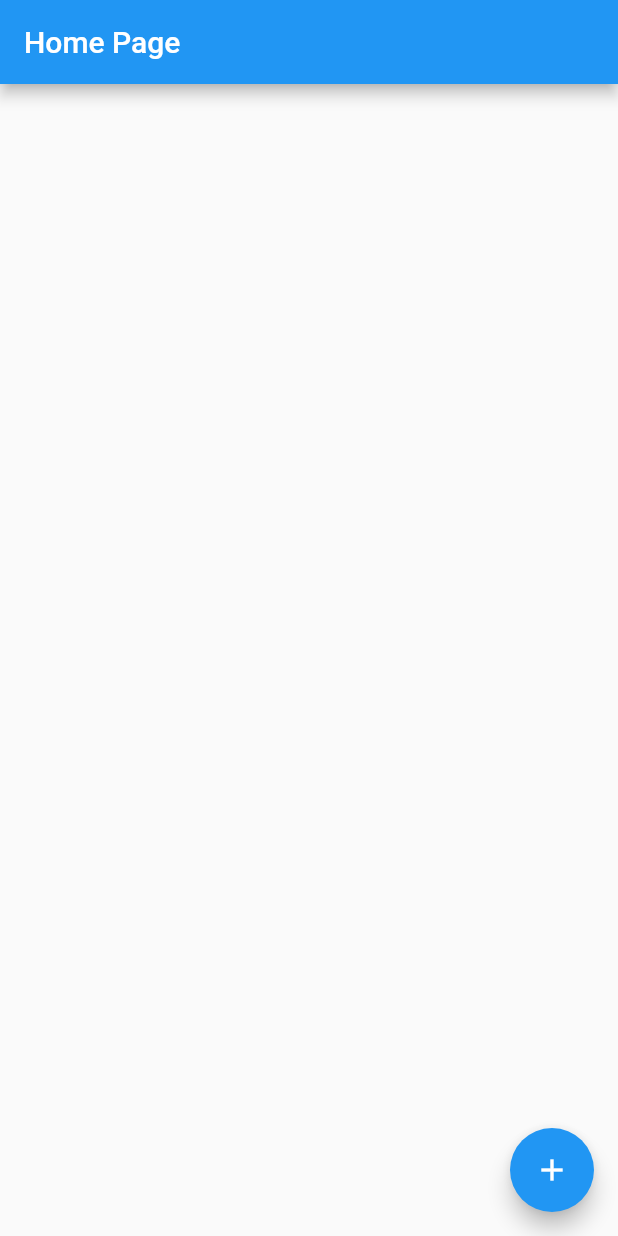
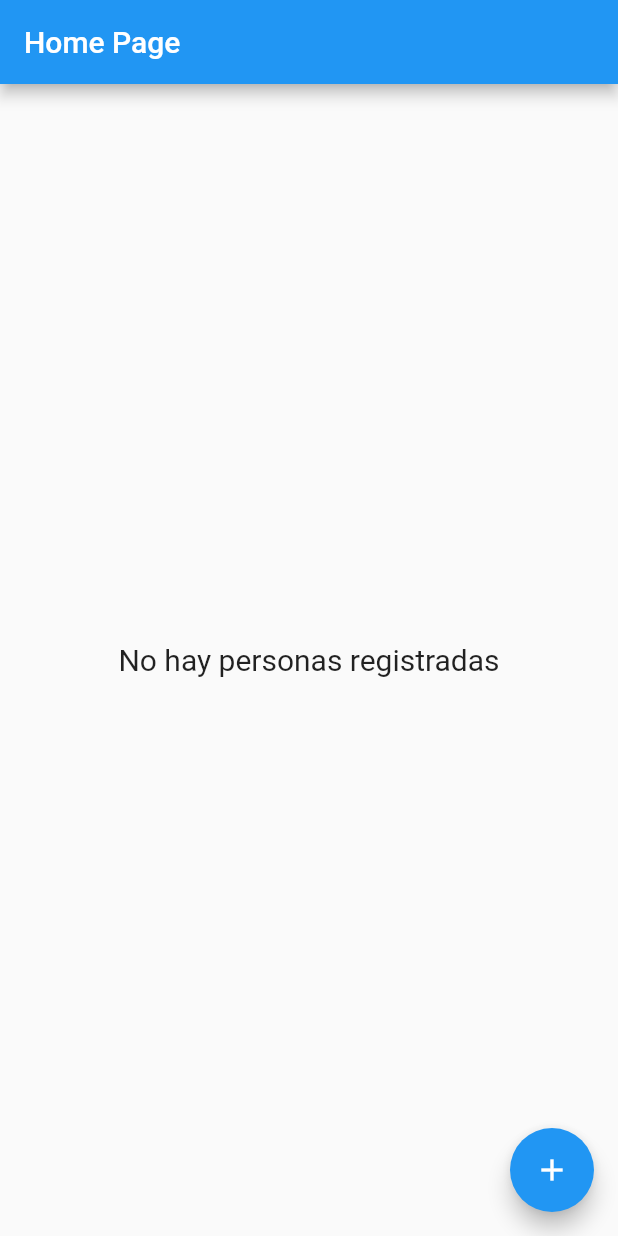
Before and after one commit to Rigel-Developer/semana13_state, a Flutter app: the screen it shows after launch, on a phone screen of 412 x 824 dp. Run offline on Flutter 3.47's test engine with Material 2 defaults, Android fonts, the phone set to English and light mode, and no system bars.

Commit message:
video 6 complete

```diff
--- a/lib/main.dart
+++ b/lib/main.dart
@@ -1,5 +1,8 @@
 import 'package:flutter/material.dart';
+import 'package:provider/provider.dart';
 import 'package:semana13_state/pages/home_page.dart';
+import 'package:semana13_state/providers/counter_provider.dart';
+import 'package:semana13_state/providers/person_provider.dart';
 
 void main() => runApp(const MyApp());
 
@@ -8,10 +11,20 @@ class MyApp extends StatelessWidget {
 
   @override
   Widget build(BuildContext context) {
-    return const MaterialApp(
-      title: 'Material App',
-      home: Scaffold(
-        body: HomePage(),
+    return MultiProvider(
+      providers: [
+        ChangeNotifierProvider(
+          create: (BuildContext context) => CounterProvider(),
+        ),
+        ChangeNotifierProvider(
+          create: (BuildContext context) => PersonProvider(),
+        ),
+      ],
+      child: const MaterialApp(
+        title: 'Material App',
+        home: Scaffold(
+          body: HomePage(),
+        ),
       ),
     );
   }
--- a/lib/pages/home_page.dart
+++ b/lib/pages/home_page.dart
@@ -1,11 +1,15 @@
 import 'package:flutter/material.dart';
+import 'package:provider/provider.dart';
 import 'package:semana13_state/pages/register_page.dart';
+import 'package:semana13_state/providers/counter_provider.dart';
+import 'package:semana13_state/providers/person_provider.dart';
 
 class HomePage extends StatelessWidget {
   const HomePage({super.key});
 
   @override
   Widget build(BuildContext context) {
+    PersonProvider personProvider = Provider.of<PersonProvider>(context);
     return Scaffold(
       appBar: AppBar(
         title: const Text('Home Page'),
@@ -21,6 +25,44 @@ class HomePage extends StatelessWidget {
         },
         child: const Icon(Icons.add),
       ),
+      body: Center(
+        child: personProvider.checkPerson
+            ? Column(
+                mainAxisAlignment: MainAxisAlignment.center,
+                children: [
+                  Text(
+                    'Nombre: ${personProvider.person!.name}',
+                    style: const TextStyle(
+                      fontSize: 20,
+                    ),
+                  ),
+                  const SizedBox(
+                    height: 20,
+                  ),
+                  Text(
+                    'Apellido: ${personProvider.person!.lastName}',
+                    style: const TextStyle(
+                      fontSize: 20,
+                    ),
+                  ),
+                  const SizedBox(
+                    height: 20,
+                  ),
+                  Text(
+                    'Email: ${personProvider.person!.email}',
+                    style: const TextStyle(
+                      fontSize: 20,
+                    ),
+                  ),
+                ],
+              )
+            : const Text(
+                'No hay personas registradas',
+                style: TextStyle(
+                  fontSize: 20,
+                ),
+              ),
+      ),
     );
   }
 }
--- a/lib/pages/register_page.dart
+++ b/lib/pages/register_page.dart
@@ -1,4 +1,8 @@
 import 'package:flutter/material.dart';
+import 'package:provider/provider.dart';
+import 'package:semana13_state/models/person.dart';
+import 'package:semana13_state/providers/counter_provider.dart';
+import 'package:semana13_state/providers/person_provider.dart';
 
 class RegisterPage extends StatelessWidget {
   const RegisterPage({super.key});
@@ -8,7 +12,8 @@ class RegisterPage extends StatelessWidget {
     TextEditingController nameController = TextEditingController();
     TextEditingController lastNameController = TextEditingController();
     TextEditingController emailController = TextEditingController();
-
+    CounterProvider counterProvider = Provider.of<CounterProvider>(context);
+    PersonProvider personProvider = Provider.of<PersonProvider>(context);
     return Scaffold(
       appBar: AppBar(
         title: const Text('Register Page'),
@@ -47,9 +52,12 @@ class RegisterPage extends StatelessWidget {
                     backgroundColor: Colors.indigo,
                   ),
                   onPressed: () {
-                    print(nameController.text);
-                    print(lastNameController.text);
-                    print(emailController.text);
+                    Person person = Person(
+                      name: nameController.text,
+                      lastName: lastNameController.text,
+                      email: emailController.text,
+                    );
+                    personProvider.addPerson(person);
                   },
                   child: const Text('Register'),
                 ),
--- /dev/null
+++ b/lib/providers/counter_provider.dart
@@ -0,0 +1,12 @@
+import 'package:flutter/material.dart';
+
+class CounterProvider extends ChangeNotifier {
+  int _counter = 0;
+
+  int get counter => _counter;
+
+  set counter(int value) {
+    _counter = value;
+    notifyListeners();
+  }
+}
--- /dev/null
+++ b/lib/providers/person_provider.dart
@@ -0,0 +1,29 @@
+import 'package:flutter/material.dart';
+import 'package:semana13_state/models/person.dart';
+
+class PersonProvider extends ChangeNotifier {
+  // List<Person>? _person;
+
+  // List<Person>? get person => _person;
+
+  Person? _person;
+
+  Person? get person => _person;
+
+  bool get checkPerson => _person != null;
+
+  // set person(List<Person>? value) {
+  //   _person = value;
+  //   notifyListeners();
+  // }
+
+  void addPerson(Person person) {
+    _person = person;
+    notifyListeners();
+  }
+
+  // void removePerson(Person person) {
+  //   _person!.remove(person);
+  //   notifyListeners();
+  // }
+}
--- a/pubspec.yaml
+++ b/pubspec.yaml
@@ -35,6 +35,7 @@ dependencies:
   # The following adds the Cupertino Icons font to your application.
   # Use with the CupertinoIcons class for iOS style icons.
   cupertino_icons: ^1.0.2
+  provider: ^6.0.5
 
 dev_dependencies:
   flutter_test:
```
Also changed, not shown: pubspec.lock.
